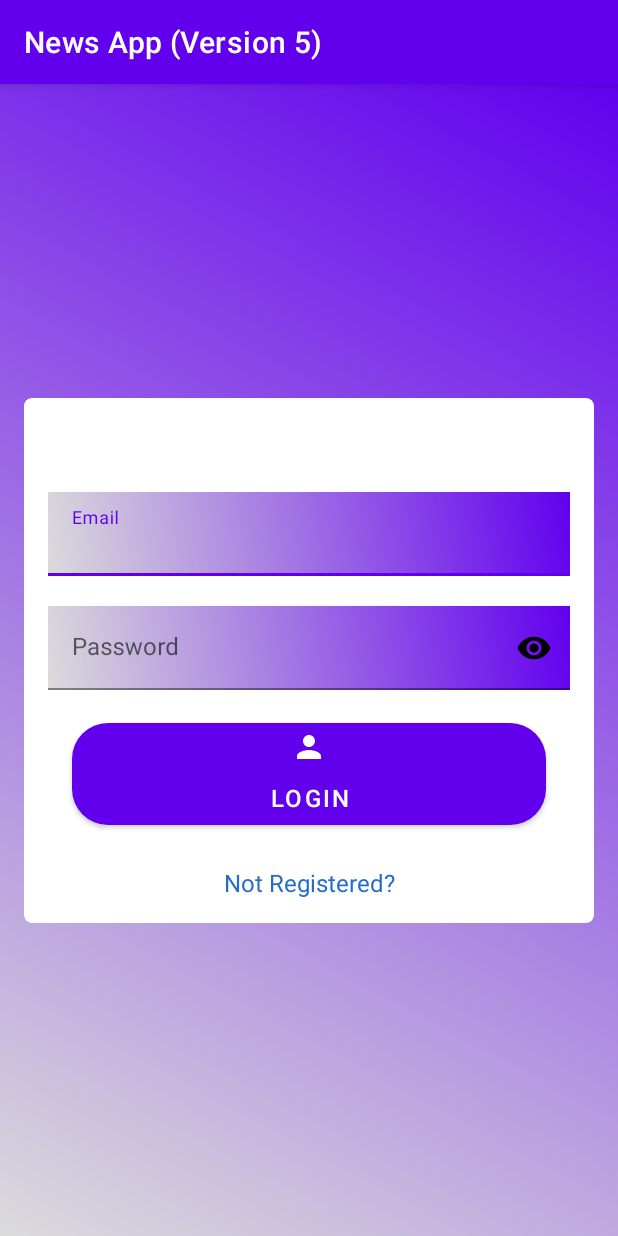
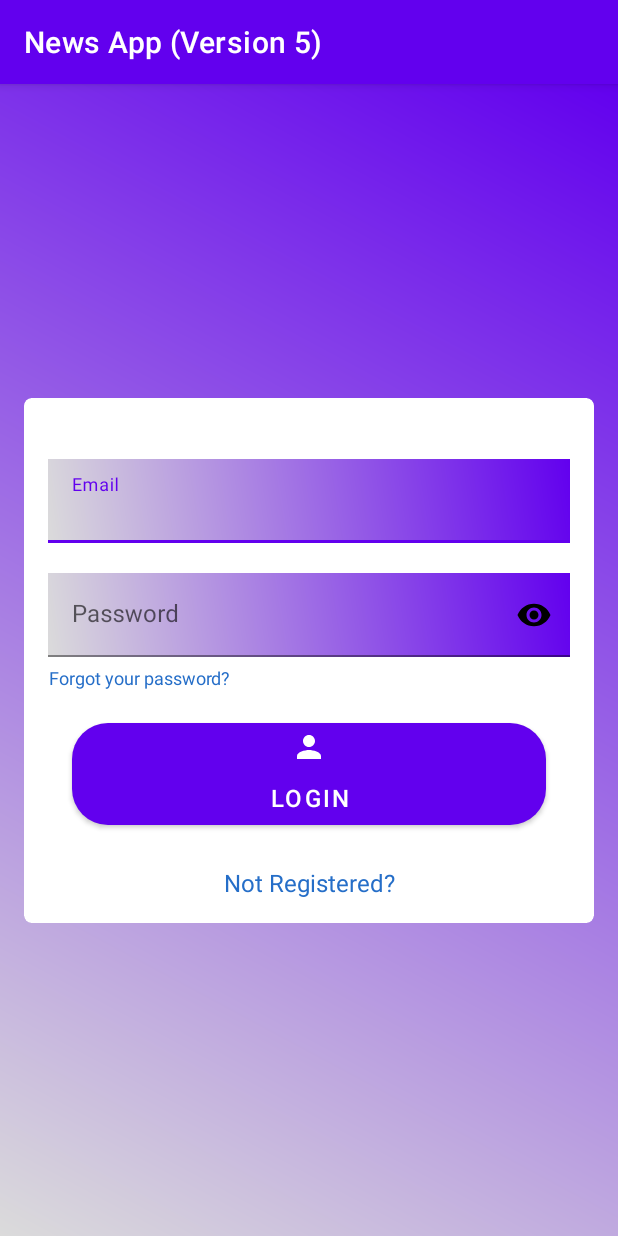
Before and after one commit to AhmedMaad/Masar-Android-Networking-Projects, an Android app: the LoginActivity screen opened directly, with no data from a screen before it, on a phone screen of 412 x 824 dp. Run offline under Robolectric (Android 15) with nearby library versions, the phone set to English and light mode, and no system bars; our stand-ins replace Firebase (no records; nobody signed in at launch, a user with empty details on screens opened directly).

Commit message:
News App (Version 5)

```diff
--- a/7- News App (Version 5)/app/src/main/res/layout/activity_login.xml
+++ b/7- News App (Version 5)/app/src/main/res/layout/activity_login.xml
@@ -63,6 +63,16 @@
 
                 </com.google.android.material.textfield.TextInputLayout>
 
+                <TextView
+                    android:layout_width="wrap_content"
+                    android:layout_height="wrap_content"
+                    android:layout_marginTop="5dp"
+                    android:gravity="center"
+                    android:onClick="sendResetPasswordLink"
+                    android:text="Forgot your password?"
+                    android:textColor="#256EC8"
+                    android:textSize="12sp" />
+
                 <com.google.android.material.button.MaterialButton
                     android:layout_width="match_parent"
                     android:layout_height="80dp"
```
Also changed, not shown: 7- News App (Version 5)/app/src/main/java/com/maad/newsappversion5/LoginActivity.java (+34 -0 lines), 7- News App (Version 5)/app/src/main/res/layout/password_alert_dialog.xml (added, +14 -0 lines).
